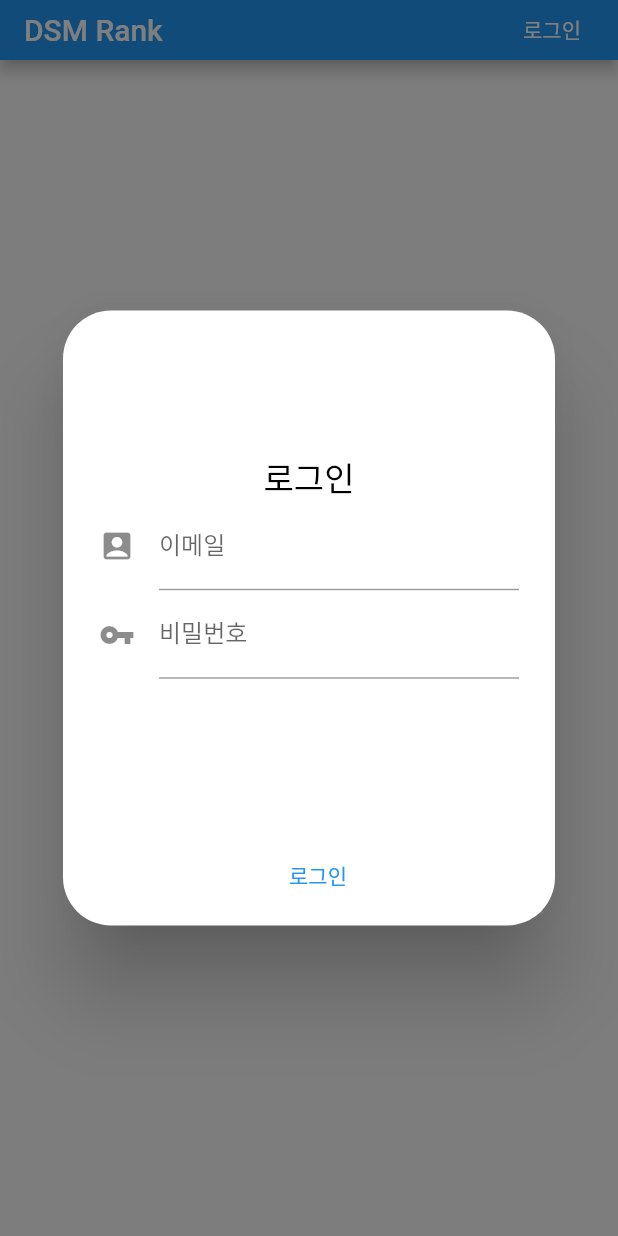
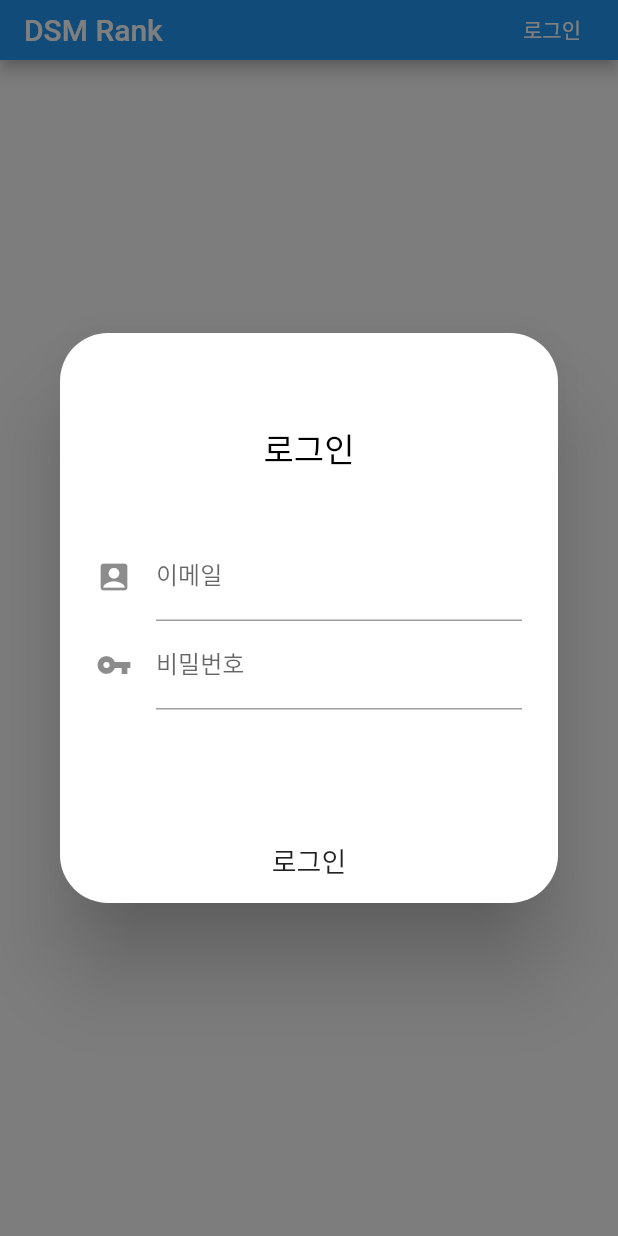
Before and after one commit to smoothbear/DSM-Rank-flutter-app, a Flutter app: the screen it shows after launch, after a tap on "로그인", on a phone screen of 412 x 824 dp. Run offline on Flutter 3.47's test engine with Material 2 defaults, Android fonts, the phone set to English and light mode, and no system bars.

Commit message:
[ADD] login dialog

```diff
--- a/flutter_app/lib/widgets/modal/login.dart
+++ b/flutter_app/lib/widgets/modal/login.dart
@@ -14,21 +14,34 @@ class _LoginState extends State<LoginDialog> {
   Widget build(BuildContext context) {
     return AlertDialog(
         content: Container(
-        child: _buildBody(),
-          width: 280,
-          height: 300,
+        child: Column(
+        children: [
+          SizedBox(height: 40,),
+          Text("로그인", style: TextStyle(fontSize: 22.0, color: Colors.black),),
+          SizedBox(height: 40,),
+          _buildBody(),
+          ],
+        ),
+          width: 260,
+          height: 280,
         ),
       shape: RoundedRectangleBorder(
           borderRadius: BorderRadius.all(Radius.circular(32.0))
       ),
       actions: [
-        ButtonTheme(
-          minWidth: 300,
-          child: _buildLoginButton(),
-          height: 50,
-          shape: RoundedRectangleBorder(
-          ),
-        )
+        InkWell(
+          borderRadius: BorderRadius.circular(25.0),
+          onTap: () {},
+          child: Container(
+            child: Center(
+                child: InkWell(
+                child: Text("로그인", style: TextStyle(fontSize: 18), textAlign: TextAlign.center),
+              ),
+            ),
+            width: 400,
+            height: 40,
+          )
+        ),
       ],
     );
   }
@@ -36,9 +49,8 @@ class _LoginState extends State<LoginDialog> {
   Widget _buildBody() {
     return Material(
       child: Column(
-        children: <Widget>[
-            Text("로그인", style: TextStyle(fontSize: 22.0, color: Colors.black),),
-            _buildTextForm()
+        children: [
+          _buildTextForm()
         ],
         mainAxisAlignment: MainAxisAlignment.center,
         mainAxisSize: MainAxisSize.max,
@@ -82,17 +94,8 @@ class _LoginState extends State<LoginDialog> {
     );
   }
 
-  Widget _buildLoginButton() {
-    return FlatButton(
-          onPressed: Login,
-          child: Text("로그인", style: TextStyle(color: Colors.blue),),
-          color: Colors.white10,
-          splashColor: Colors.black12,
-    );
-  }
-
   // ignore: non_constant_identifier_names
-  void Login() {
+  void _login() {
 
   }
 }
```
